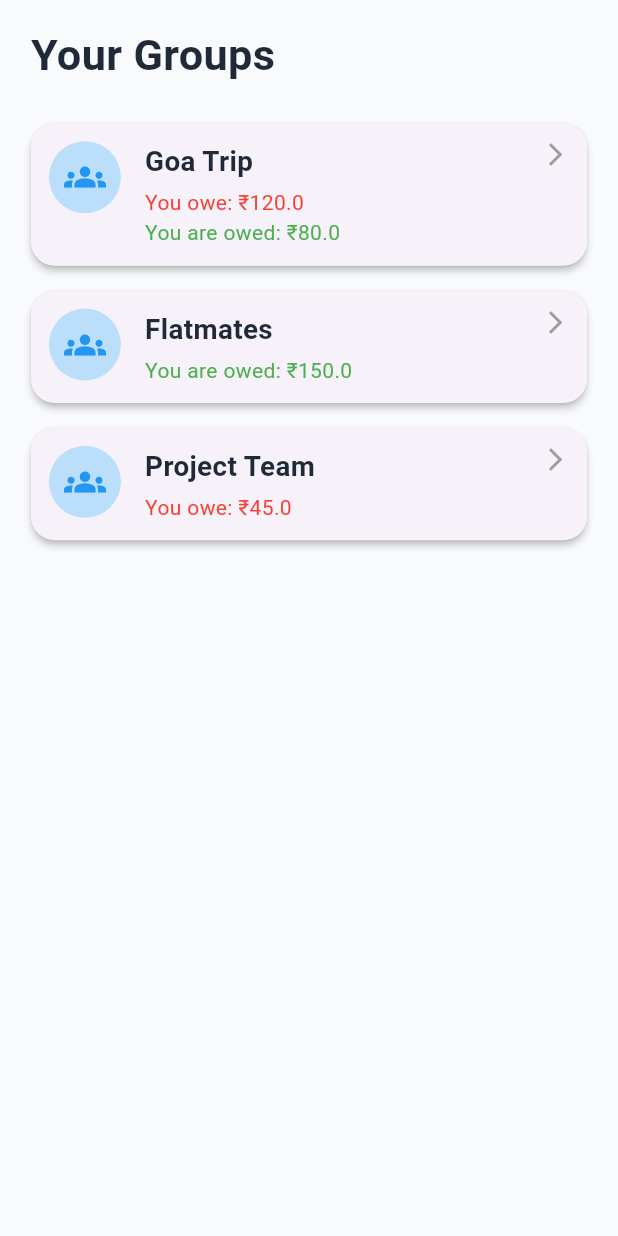
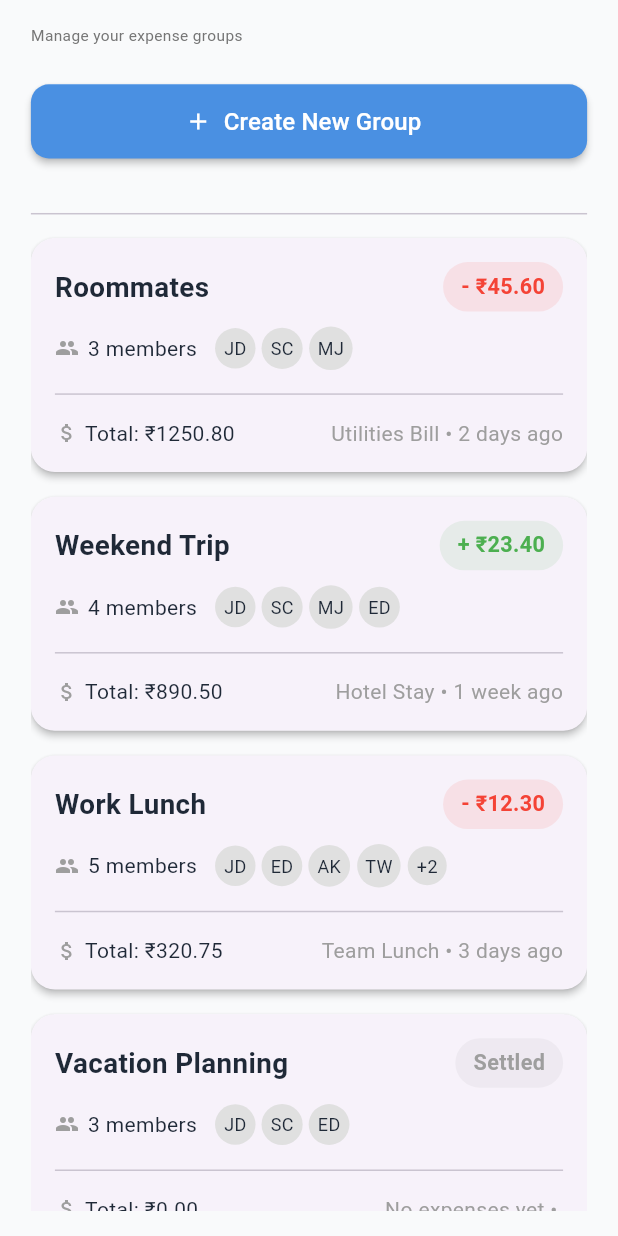
Before and after one commit to VaibhavJadhav-27/Splitify, a Flutter app: the GroupsScreen screen opened by its route, on a phone screen of 412 x 824 dp. Run offline on Flutter 3.47's test engine with Material 3 defaults, Android fonts, the phone set to English and light mode, and no system bars.

Commit message:
added group screen, add group details

```diff
--- a/splitify_app/lib/components/group_card.dart
+++ b/splitify_app/lib/components/group_card.dart
@@ -2,21 +2,39 @@ import 'package:flutter/material.dart';
 
 class GroupCard extends StatelessWidget {
   final String groupName;
-  final double youOwe;
-  final double youAreOwed;
+  final List<String> members;
+  final double totalAmount;
+  final String lastExpense;
+  final String timeAgo;
+  final double balance;
+  final bool isSettled;
   final VoidCallback onTap;
 
   const GroupCard({
     super.key,
     required this.groupName,
-    required this.youOwe,
-    required this.youAreOwed,
+    required this.members,
+    required this.totalAmount,
+    required this.lastExpense,
+    required this.timeAgo,
+    required this.balance,
+    required this.isSettled,
     required this.onTap,
   });
 
   @override
   Widget build(BuildContext context) {
     final size = MediaQuery.of(context).size;
+
+    Color getBalanceColor() {
+      if (isSettled) return Colors.grey;
+      return balance < 0 ? Colors.red : Colors.green;
+    }
+
+    String getBalanceText() {
+      if (isSettled) return "Settled";
+      return (balance < 0 ? "- ₹" : "+ ₹") + balance.abs().toStringAsFixed(2);
+    }
 
     return Card(
       elevation: 2,
@@ -26,22 +44,12 @@ class GroupCard extends StatelessWidget {
         borderRadius: BorderRadius.circular(16),
         onTap: onTap,
         child: Padding(
-          padding: const EdgeInsets.all(12.0),
-          child: Row(
+          padding: const EdgeInsets.all(16.0),
+          child: Column(
             crossAxisAlignment: CrossAxisAlignment.start,
             children: [
-              // Left Icon
-              CircleAvatar(
-                radius: 24,
-                backgroundColor: Colors.blue.shade100,
-                child: const Icon(Icons.groups, color: Colors.blue, size: 28),
-              ),
-              const SizedBox(width: 16),
-
-              // Group Info
-              Expanded(
-                child: Column(
-                  crossAxisAlignment: CrossAxisAlignment.start,
+              Row(
+                mainAxisAlignment: MainAxisAlignment.spaceBetween,
                 children: [
                   Text(
                     groupName,
@@ -50,23 +58,74 @@ class GroupCard extends StatelessWidget {
                       fontWeight: FontWeight.w600,
                     ),
                   ),
-                    const SizedBox(height: 4),
-                    if (youOwe > 0)
-                      Text(
-                        "You owe: ₹$youOwe",
-                        style: const TextStyle(color: Colors.red),
+                  Container(
+                    padding: const EdgeInsets.symmetric(
+                      horizontal: 12,
+                      vertical: 6,
                     ),
-                    if (youAreOwed > 0)
-                      Text(
-                        "You are owed: ₹$youAreOwed",
-                        style: const TextStyle(color: Colors.green),
+                    decoration: BoxDecoration(
+                      color: getBalanceColor().withOpacity(0.1),
+                      borderRadius: BorderRadius.circular(20),
+                    ),
+                    child: Text(
+                      getBalanceText(),
+                      style: TextStyle(
+                        color: getBalanceColor(),
+                        fontWeight: FontWeight.w600,
+                        fontSize: size.width * 0.035,
+                      ),
+                    ),
                   ),
                 ],
               ),
+              const SizedBox(height: 10),
+
+              // Member avatars
+              Row(
+                children: [
+                  const Icon(Icons.group, size: 16, color: Colors.grey),
+                  const SizedBox(width: 6),
+                  Text("${members.length} members"),
+                  const SizedBox(width: 12),
+                  ...members.take(5).map((name) {
+                    return Container(
+                      margin: const EdgeInsets.only(right: 4),
+                      padding: const EdgeInsets.all(6),
+                      decoration: BoxDecoration(
+                        shape: BoxShape.circle,
+                        color: Colors.grey.shade300,
+                      ),
+                      child: Text(name, style: const TextStyle(fontSize: 12)),
+                    );
+                  }).toList(),
+                ],
               ),
 
-              // Right Arrow
-              const Icon(Icons.arrow_forward_ios, size: 18, color: Colors.grey),
+              const SizedBox(height: 8),
+              Divider(),
+              const SizedBox(height: 8),
+              // Bottom: Total + Last expense
+              Row(
+                mainAxisAlignment: MainAxisAlignment.spaceBetween,
+                children: [
+                  Row(
+                    children: [
+                      const Icon(
+                        Icons.attach_money,
+                        size: 16,
+                        color: Colors.grey,
+                      ),
+                      const SizedBox(width: 4),
+                      Text("Total: ₹${totalAmount.toStringAsFixed(2)}"),
+                    ],
+                  ),
+                  if (lastExpense.isNotEmpty)
+                    Text(
+                      "$lastExpense • $timeAgo",
+                      style: const TextStyle(color: Colors.grey),
+                    ),
+                ],
+              ),
             ],
           ),
         ),
--- a/splitify_app/lib/constants/app_strings.dart
+++ b/splitify_app/lib/constants/app_strings.dart
@@ -13,6 +13,15 @@ class AppStrings {
     'Settle Up',
   ];
 
+  static List<String> categories = [
+    'Trip ✈️',
+    'Family 👨‍👩‍👧‍👦',
+    'Couple 🥳',
+    'Event 🎟️',
+    'Project 📸',
+    'Other 🍀',
+  ];
+
   static const String signInWithGoogle = 'Sign in with Google';
 
   static const String profile = 'Profile';
@@ -25,4 +34,7 @@ class AppStrings {
   static const String termsOfService = 'Terms of Service';
   static const String contactUs = 'Contact Us';
   static const String addExpense = 'Add Expense';
+  static const String settleUp = 'Settle Up';
+  static const String manageGroups = 'Manage Groups';
+  static const String createNewGroup = 'Create New Group';
 }
--- a/splitify_app/lib/navigation/routes.dart
+++ b/splitify_app/lib/navigation/routes.dart
@@ -1,10 +1,12 @@
 import 'package:flutter/material.dart';
 import 'package:splitify_app/screens/add_expense_screen.dart';
+import 'package:splitify_app/screens/create_new_group_screen.dart';
 import 'package:splitify_app/screens/groups_screen.dart';
 import 'package:splitify_app/screens/login_screen.dart';
 import 'package:splitify_app/screens/home_screen.dart';
 import 'package:splitify_app/screens/profile_screen.dart';
 import 'package:splitify_app/screens/settings_screen.dart';
+import 'package:splitify_app/screens/settle_up_screen.dart';
 
 final Map<String, WidgetBuilder> appRoutes = {
   '/login': (context) => const LoginScreen(),
@@ -13,4 +15,7 @@ final Map<String, WidgetBuilder> appRoutes = {
   '/addExpense': (context) => const AddExpenseScreen(),
   '/groups': (context) => const GroupsScreen(),
   '/settings': (context) => const SettingsScreen(),
+  '/settleUp': (context) => const SettleUpScreen(),
+  '/createNewGroup': (context) => const CreateNewGroup(),
+  //'/viewGroupDetails': (context) => const GroupDetailsScreen(),
 };
--- a/splitify_app/lib/screens/groups_screen.dart
+++ b/splitify_app/lib/screens/groups_screen.dart
@@ -1,13 +1,49 @@
 import 'package:flutter/material.dart';
+import 'package:splitify_app/components/common_button.dart';
 import 'package:splitify_app/components/group_card.dart';
+import 'package:splitify_app/constants/app_enums.dart';
+import 'package:splitify_app/constants/app_strings.dart';
 
 class GroupsScreen extends StatelessWidget {
   const GroupsScreen({super.key});
 
   final List<Map<String, dynamic>> groups = const [
-    {"name": "Goa Trip", "youOwe": 120.0, "youAreOwed": 80.0},
-    {"name": "Flatmates", "youOwe": 0.0, "youAreOwed": 150.0},
-    {"name": "Project Team", "youOwe": 45.0, "youAreOwed": 0.0},
+    {
+      "name": "Roommates",
+      "members": ["JD", "SC", "MJ"],
+      "total": 1250.80,
+      "lastExpense": "Utilities Bill",
+      "timeAgo": "2 days ago",
+      "balance": -45.60,
+      "settled": false,
+    },
+    {
+      "name": "Weekend Trip",
+      "members": ["JD", "SC", "MJ", "ED"],
+      "total": 890.50,
+      "lastExpense": "Hotel Stay",
+      "timeAgo": "1 week ago",
+      "balance": 23.40,
+      "settled": false,
+    },
+    {
+      "name": "Work Lunch",
+      "members": ["JD", "ED", "AK", "TW", "+2"],
+      "total": 320.75,
+      "lastExpense": "Team Lunch",
+      "timeAgo": "3 days ago",
+      "balance": -12.30,
+      "settled": false,
+    },
+    {
+      "name": "Vacation Planning",
+      "members": ["JD", "SC", "ED"],
+      "total": 0.00,
+      "lastExpense": "No expenses yet",
+      "timeAgo": "",
+      "balance": 0.0,
+      "settled": true,
+    },
   ];
 
   @override
@@ -23,14 +59,26 @@ class GroupsScreen extends StatelessWidget {
         child: Column(
           crossAxisAlignment: CrossAxisAlignment.start,
           children: [
+            //
             Text(
-              "Your Groups",
+              "Manage your expense groups",
               style: TextStyle(
-                fontSize: size.width * 0.07,
-                fontWeight: FontWeight.bold,
+                fontSize: size.width * 0.025,
+                color: Colors.grey[600],
               ),
             ),
-            SizedBox(height: size.height * 0.02),
+            SizedBox(height: size.height * 0.03),
+            CommonButton(
+              label: AppStrings.createNewGroup,
+              onPressed: () {
+                Navigator.pushReplacementNamed(context, '/createNewGroup');
+              },
+              icon: Icons.add,
+              variant: ButtonVariant.primary,
+              height: size.height * 0.06,
+            ),
+            SizedBox(height: size.height * 0.035),
+            Divider(),
             Expanded(
               child: ListView.builder(
                 itemCount: groups.length,
@@ -38,10 +86,15 @@ class GroupsScreen extends StatelessWidget {
                   final group = groups[index];
                   return GroupCard(
                     groupName: group["name"],
-                    youOwe: group["youOwe"],
-                    youAreOwed: group["youAreOwed"],
+                    members: group["members"],
+                    totalAmount: group["total"],
+                    lastExpense: group["lastExpense"],
+                    timeAgo: group["timeAgo"],
+                    balance: group["balance"],
+                    isSettled: group["settled"],
                     onTap: () {
-                      // Navigate to group detail screen
+                      // Navigate to Group Details Screen
+                      // Navigator.push(context, MaterialPageRoute(builder: (context) => GroupDetailsScreen(group)));
                     },
                   );
                 },
```
Also changed, not shown: splitify_app/lib/screens/create_new_group_screen.dart (added, +168 -0 lines), splitify_app/lib/screens/home_screen.dart (+3 -4 lines), splitify_app/lib/screens/view_group_details_screen.dart (added). Lines whose indentation alone changed are shown as unchanged.
